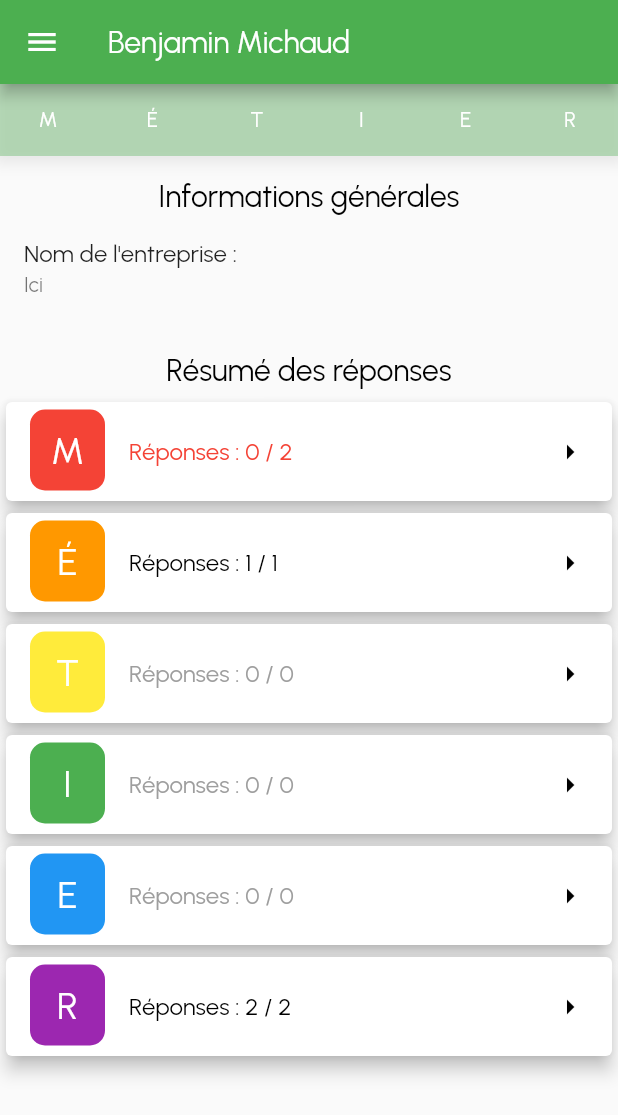
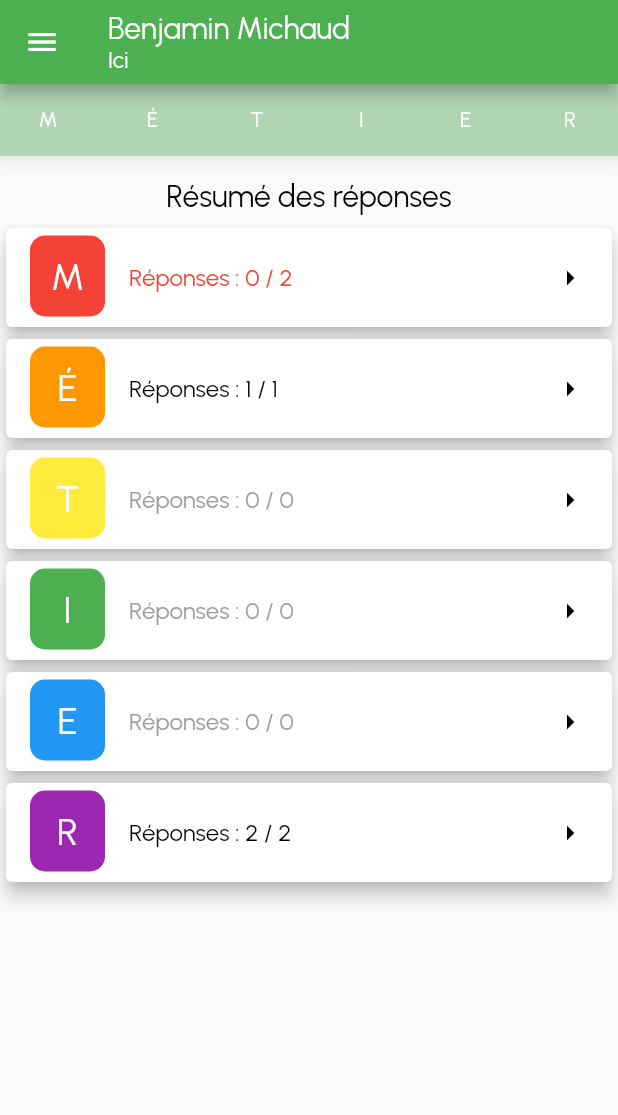
Before and after one commit to cr-crme/mon_stage_en_images, a Flutter app: the screen it shows after launch, after a tap on "Élève", on a phone screen of 412 x 824 dp. Shown: the top 1115 px of the screen. Run offline on Flutter 3.47's test engine with Material 2 defaults, Android fonts, the phone set to English and light mode, and no system bars.

Commit message:
Moved the company name of a student in the AppBar

```diff
--- a/lib/screens/student_info/section_main_page.dart
+++ b/lib/screens/student_info/section_main_page.dart
@@ -1,7 +1,6 @@
 import 'package:flutter/material.dart';
 import 'package:provider/provider.dart';
 
-import './widgets/company_tile.dart';
 import './widgets/section_tile_in_student.dart';
 import '../../common/models/student.dart';
 import '../../common/providers/all_questions.dart';
@@ -26,11 +25,6 @@ class SectionMainPage extends StatelessWidget {
             children: [
               const SizedBox(height: 15),
               if (student != null)
-                Text('Informations générales',
-                    style: Theme.of(context).textTheme.titleLarge),
-              if (student != null) CompanyTile(studentId: student!.id),
-              if (student != null) const SizedBox(height: 20),
-              if (student != null)
                 Text('Résumé des réponses',
                     style: Theme.of(context).textTheme.titleLarge),
               if (student != null) const SizedBox(height: 5),
--- a/lib/screens/student_info/student_screen.dart
+++ b/lib/screens/student_info/student_screen.dart
@@ -83,9 +83,9 @@ class _StudentScreenState extends State<StudentScreen> {
         crossAxisAlignment: CrossAxisAlignment.start,
         children: [
           Text(student != null ? student.toString() : 'Gestion des questions'),
-          if (_currentPage > 0)
+          if (student != null)
             Text(
-              Section.name(_currentPage - 1),
+              student.company.name,
               style: currentTheme.copyWith(fontSize: 15, color: onPrimaryColor),
             ),
         ],
--- a/lib/screens/student_info/widgets/company_tile.dart
+++ /dev/null
@@ -1,84 +0,0 @@
-import 'package:flutter/material.dart';
-import 'package:provider/provider.dart';
-
-import '../../../common/models/enum.dart';
-import '../../../common/models/student.dart';
-import '../../../common/providers/all_students.dart';
-import '../../../common/providers/login_information.dart';
-
-class CompanyTile extends StatefulWidget {
-  const CompanyTile({Key? key, required this.studentId}) : super(key: key);
-
-  final String? studentId;
-
-  @override
-  State<CompanyTile> createState() => _CompanyTileState();
-}
-
-class _CompanyTileState extends State<CompanyTile> {
-  final _formKeyModifyCompany = GlobalKey<FormState>();
-
-  var _isModifyingCompany = false;
-
-  var _newCompanyName = '';
-
-  void _modifyCompany() {
-    _isModifyingCompany = true;
-
-    setState(() {});
-  }
-
-  void _saveCompany() {
-    _isModifyingCompany = false;
-
-    _formKeyModifyCompany.currentState!.save();
-    if (_newCompanyName == '') return;
-
-    final allStudents = Provider.of<AllStudents>(context, listen: false);
-    final student = ModalRoute.of(context)!.settings.arguments as Student;
-    final newCompany = student.company.copyWith(name: _newCompanyName);
-    final newStudent = student.copyWith(company: newCompany);
-    allStudents.replace(newStudent);
-
-    setState(() {});
-  }
-
-  @override
-  Widget build(BuildContext context) {
-    final userIsStudent =
-        Provider.of<LoginInformation>(context, listen: false).loginType ==
-            LoginType.student;
-    return widget.studentId == null
-        ? Container()
-        : ListTile(
-            title: const Text('Nom de l\'entreprise :'),
-            subtitle: Consumer<AllStudents>(
-              builder: (context, students, child) {
-                final student = students[widget.studentId];
-                return _isModifyingCompany
-                    ? Form(
-                        key: _formKeyModifyCompany,
-                        child: TextFormField(
-                          initialValue: student.company.toString(),
-                          onSaved: (value) => _newCompanyName = value as String,
-                        ),
-                      )
-                    : Text(student.company.toString());
-              },
-            ),
-            trailing: userIsStudent
-                ? null
-                : _isModifyingCompany
-                    ? IconButton(
-                        icon: const Icon(Icons.save),
-                        onPressed: _saveCompany,
-                        color: Theme.of(context).colorScheme.secondary,
-                      )
-                    : IconButton(
-                        icon: const Icon(Icons.mode),
-                        onPressed: _modifyCompany,
-                        color: Theme.of(context).colorScheme.secondary,
-                      ),
-          );
-  }
-}
```
